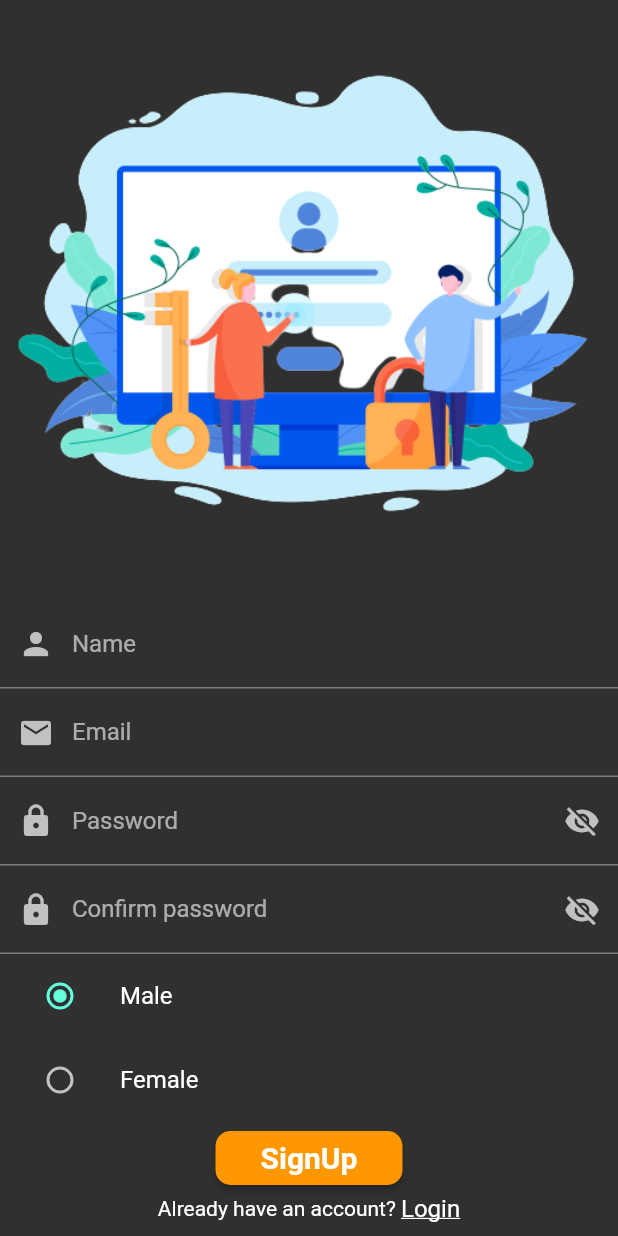
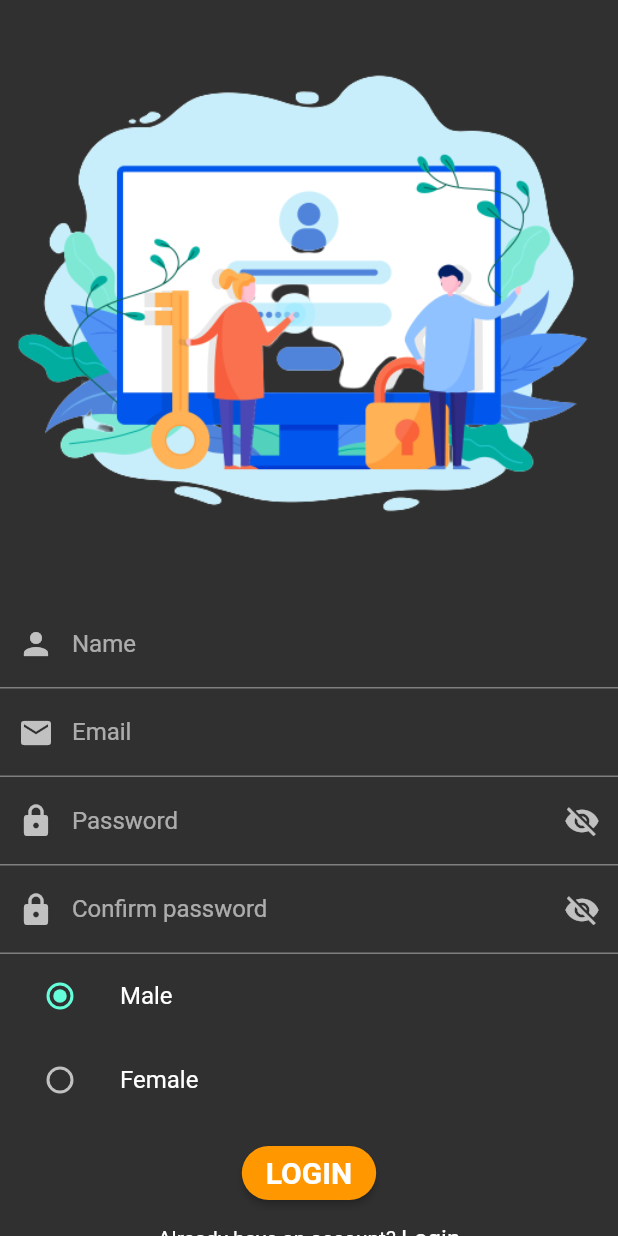
Before and after one commit to helmi003/MovieApp, a Flutter app: the screen it shows after launch, after a tap on "LOGIN", after a tap on "Register now", on a phone screen of 412 x 824 dp. Run offline on Flutter 3.47's test engine with Material 2 defaults, Android fonts, the light colour scheme and no system bars; our stand-ins replace cloud_firestore, firebase_auth, firebase_core, firebase_storage, image_picker; accounts and stored records are empty.

Commit message:
some updates

```diff
--- a/lib/auth/SignIn.dart
+++ b/lib/auth/SignIn.dart
@@ -61,7 +61,7 @@ class _LoginScreenState extends State<LoginScreen> {
             title: Text('ERROR'),
             content: Text("The email address or password are badly formatted."),
             actions: <Widget>[
-              FlatButton(
+              TextButton(
                   onPressed: () {
                     Navigator.of(context).pop();
                   },
@@ -120,19 +120,21 @@ class _LoginScreenState extends State<LoginScreen> {
                           onSaved: (input) => _password = input!),
                     ),
                     SizedBox(height: 20),
-                    RaisedButton(
+                    Padding(
                         padding: EdgeInsets.fromLTRB(70, 10, 70, 10),
+                        child: ElevatedButton(
                             onPressed: login,
                             child: Text('LOGIN',
                                 style: TextStyle(
                                     color: Colors.white,
                                     fontSize: 20.0,
                                     fontWeight: FontWeight.bold)),
-                      color: Colors.orange,
+                            style: ElevatedButton.styleFrom(
+                              backgroundColor: Colors.orange,
                               shape: RoundedRectangleBorder(
                                 borderRadius: BorderRadius.circular(20.0),
                               ),
-                    )
+                            )))
                   ],
                 ),
               ),
--- a/lib/auth/SignUp.dart
+++ b/lib/auth/SignUp.dart
@@ -83,7 +83,7 @@ class _SignUpState extends State<SignUp> {
             content:
                 Text("The email address is already in use by another account."),
             actions: <Widget>[
-              FlatButton(
+              TextButton(
                   onPressed: () {
                     Navigator.of(context).pop();
                   },
@@ -168,19 +168,21 @@ class _SignUpState extends State<SignUp> {
                 SelectRadioButton(),
                 Column(mainAxisAlignment: MainAxisAlignment.center, children: <
                     Widget>[
-                  RaisedButton(
-                    padding: EdgeInsets.only(left: 30, right: 30),
+                  Padding(
+                        padding: EdgeInsets.fromLTRB(70, 10, 70, 10),
+                        child: ElevatedButton(
                             onPressed: signUp,
-                    child: Text('SignUp',
+                            child: Text('LOGIN',
                                 style: TextStyle(
                                     color: Colors.white,
                                     fontSize: 20.0,
                                     fontWeight: FontWeight.bold)),
-                    color: Colors.orange,
+                            style: ElevatedButton.styleFrom(
+                              backgroundColor: Colors.orange,
                               shape: RoundedRectangleBorder(
-                      borderRadius: BorderRadius.circular(10.0),
+                                borderRadius: BorderRadius.circular(20.0),
                               ),
-                  ),
+                            ))),
                   Row(mainAxisAlignment: MainAxisAlignment.center, children: [
                     Text(
                       "Already have an account? ",
--- a/lib/pages/Admin/Movies/AddMovie.dart
+++ b/lib/pages/Admin/Movies/AddMovie.dart
@@ -139,7 +139,7 @@ class _AddMovieState extends State<AddMovie> {
                     )),
               ),
               SizedBox(height: 10),
-              RaisedButton(
+              ElevatedButton(
                 child: Text('Pick a date'),
                 onPressed: () {
                   showDatePicker(
--- a/lib/pages/Admin/Movies/ModifyMovie.dart
+++ b/lib/pages/Admin/Movies/ModifyMovie.dart
@@ -180,7 +180,7 @@ class _ModifyMovieState extends State<ModifyMovie> {
                         )),
                   ),
                   SizedBox(height: 10),
-                  RaisedButton(
+                  ElevatedButton(
                     child: Text('Pick a date'),
                     onPressed: () {
                       showDatePicker(
--- a/lib/pages/Admin/Movies/MovieDetail.dart
+++ b/lib/pages/Admin/Movies/MovieDetail.dart
@@ -252,7 +252,7 @@ class _MovieDetailState extends State<MovieDetail> {
             title: Text('Appologies'),
             content: Text("link not available :'("),
             actions: <Widget>[
-              FlatButton(
+              ElevatedButton(
                   onPressed: () {
                     Navigator.of(context).pop();
                   },
--- a/lib/pages/Admin/MoviesAdmin.dart
+++ b/lib/pages/Admin/MoviesAdmin.dart
@@ -146,12 +146,12 @@ class _MovieAdminState extends State<MovieAdmin> {
             title: Text('Alert'),
             content: Text("Do you want to delete this movie"),
             actions: <Widget>[
-              FlatButton(
+              TextButton(
                   onPressed: () {
                     Navigator.of(context).pop();
                   },
                   child: Text('No')),
-              FlatButton(
+              TextButton(
                   onPressed: () {
                     DatabaseMethodsMovies().deleteMovie(id);
                     Navigator.of(context).pop();
--- a/lib/pages/startScreen.dart
+++ b/lib/pages/startScreen.dart
@@ -68,8 +68,9 @@ class _StartState extends State<StartScreen> {
             Row(
               mainAxisAlignment: MainAxisAlignment.center,
               children: <Widget>[
-                RaisedButton(
+                Padding(
                     padding: EdgeInsets.only(left: 30, right: 30),
+                    child: ElevatedButton(
                         onPressed: () {
                           Navigator.pushReplacementNamed(context, "login");
                         },
@@ -81,13 +82,15 @@ class _StartState extends State<StartScreen> {
                             color: Colors.white,
                           ),
                         ),
+                        style: ElevatedButton.styleFrom(
                             shape: RoundedRectangleBorder(
                               borderRadius: BorderRadius.circular(10.0),
                             ),
-                    color: Colors.orange),
+                            backgroundColor: Colors.orange))),
                 SizedBox(width: 20.0),
-                RaisedButton(
+                Padding(
                     padding: EdgeInsets.only(left: 30, right: 30),
+                    child: ElevatedButton(
                         onPressed: () {
                           Navigator.pushReplacementNamed(context, "signup");
                         },
@@ -99,10 +102,11 @@ class _StartState extends State<StartScreen> {
                             color: Colors.white,
                           ),
                         ),
+                        style: ElevatedButton.styleFrom(
                             shape: RoundedRectangleBorder(
                               borderRadius: BorderRadius.circular(10.0),
                             ),
-                    color: Colors.orange),
+                            backgroundColor: Colors.orange))),
               ],
             ),
           ],
```
Also changed, not shown: pubspec.lock. Lines whose indentation alone changed are shown as unchanged.
